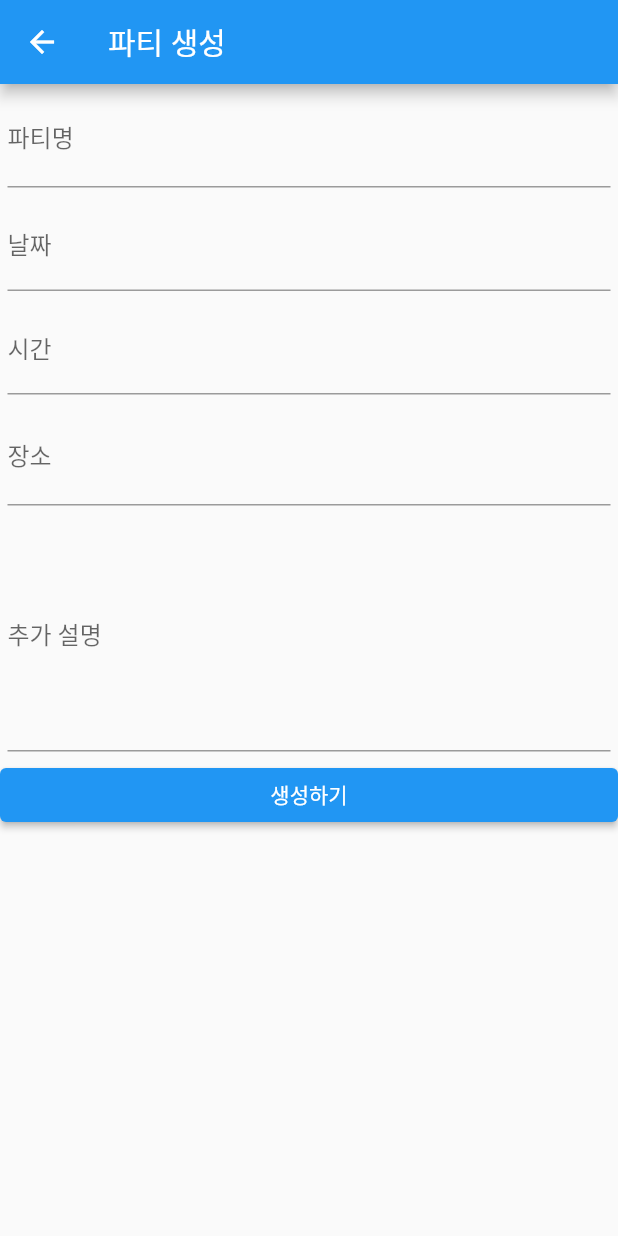
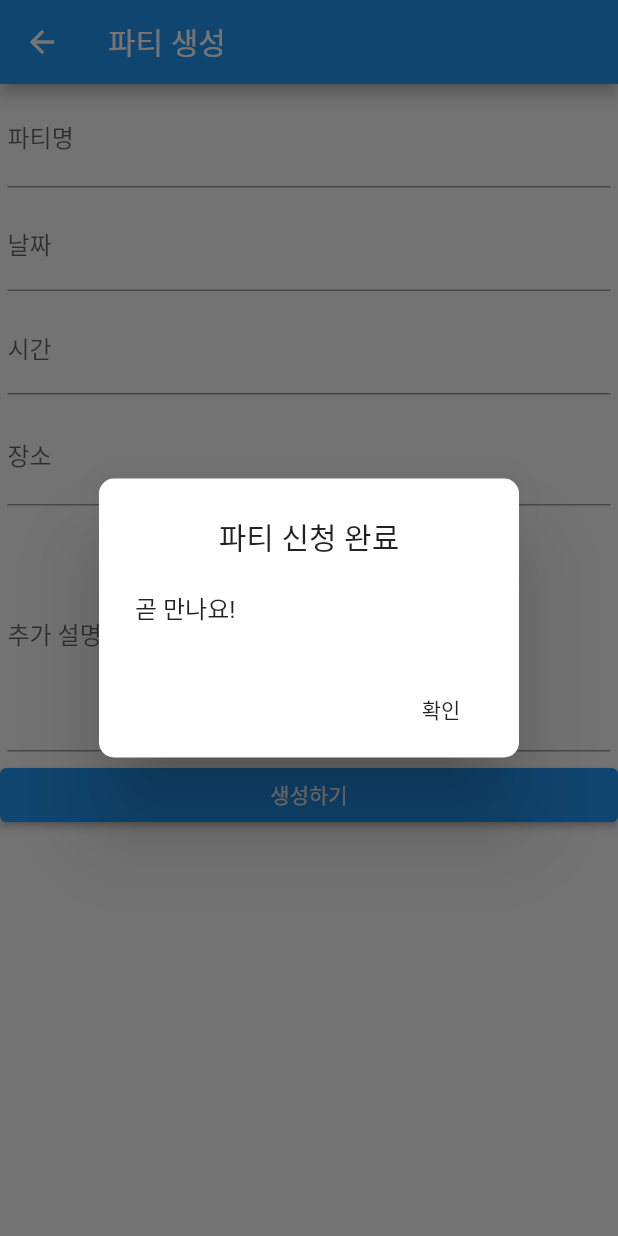
Before and after one commit to Dawon00/snack-party, a Flutter app: the AddPartyScreen screen opened directly, after a tap on "생성하기", on a phone screen of 412 x 824 dp. Run offline on Flutter 3.47's test engine with Material 2 defaults, Android fonts, the phone set to English and light mode, and no system bars; our stand-ins replace cloud_firestore, firebase_auth, firebase_core, flutter_form_builder; missing offline and left inert: dart:ffi; accounts and stored records are empty; network calls fail.

Commit message:
FEAT - 파티 생성하기 기능 구현

```diff
--- a/lib/model/party.dart
+++ b/lib/model/party.dart
@@ -1,3 +1,5 @@
+import 'dart:ffi';
+
 import 'package:cloud_firestore/cloud_firestore.dart';
 
 class Party {
@@ -7,28 +9,34 @@ class Party {
   final String info;
   //final String uid;
   final List partymember;
-  final DocumentReference reference;
 
-  Party(
-      {required this.partytitle,
-      //required this.datetime,
-      required this.place,
-      required this.info,
-      //required this.uid,
-      required this.partymember,
-      required this.reference});
+  Party({
+    required this.partytitle,
+    //required this.datetime,
+    required this.place,
+    required this.info,
+    //required this.uid,
+    required this.partymember,
+  });
 
-  Party.fromMap(Map<String, dynamic> map, {required this.reference})
-      : partytitle = map['partytitle'],
+  Party.fromMap(
+    Map<String, dynamic> map,
+  )   : partytitle = map['partytitle'],
         //datetime = DateTime.parse(map['datetime']),
         place = map['place'],
         info = map['info'],
         //uid = map['uid'],
         partymember = map['partymember'];
 
-  Party.fromSnapshot(DocumentSnapshot snapshot)
-      : this.fromMap(snapshot.data() as Map<String, dynamic>,
-            reference: snapshot.reference);
+  // Party.fromSnapshot(DocumentSnapshot snapshot)
+  //    : this.fromMap(snapshot.data() as Map<String, dynamic>,
+  //         reference: snapshot.reference);
+
+  Party fromJson(Map<String, dynamic> json) => Party(
+      partytitle: json['partytitle'],
+      place: json['place'],
+      info: json['age'],
+      partymember: json['partymember']);
 
   Map<String, dynamic> toJson() => {
         "partytitle": partytitle,
@@ -38,4 +46,7 @@ class Party {
         //"uid": uid,
         "partymember": partymember,
       };
+
+  @override
+  String toString() => "Party<$partytitle>";
 }
--- a/lib/screen/add_party_screen.dart
+++ b/lib/screen/add_party_screen.dart
@@ -1,6 +1,8 @@
+import 'package:cloud_firestore/cloud_firestore.dart';
 import 'package:flutter/cupertino.dart';
 import 'package:flutter/material.dart';
 import 'package:flutter_form_builder/flutter_form_builder.dart';
+import 'package:snackparty/model/party.dart';
 
 class AddPartyScreen extends StatefulWidget {
   const AddPartyScreen({Key? key}) : super(key: key);
@@ -10,8 +12,15 @@ class AddPartyScreen extends StatefulWidget {
 }
 
 class _AddPartyScreenState extends State<AddPartyScreen> {
+  final controllerPartyTitle = TextEditingController();
+  final controllerDate = TextEditingController();
+  final controllerTime = TextEditingController();
+  final controllerPlace = TextEditingController();
+  final controllerInfo = TextEditingController();
+
   @override
   Widget build(BuildContext context) {
+    CollectionReference party = FirebaseFirestore.instance.collection('party');
     return Scaffold(
       appBar: AppBar(
         title: Text('파티 생성'),
@@ -30,11 +39,13 @@ class _AddPartyScreenState extends State<AddPartyScreen> {
                         labelText: '파티명',
                         hintText: '파티명을 입력하세요',
                       ),
+                      controller: controllerPartyTitle,
                     ),
                     padding: EdgeInsets.all(5),
                   ),
                   Container(
                     child: FormBuilderDateTimePicker(
+                      controller: controllerDate,
                       name: '날짜',
                       inputType: InputType.date,
                       decoration: const InputDecoration(labelText: '날짜'),
@@ -43,6 +54,7 @@ class _AddPartyScreenState extends State<AddPartyScreen> {
                   ),
                   Container(
                     child: FormBuilderDateTimePicker(
+                      controller: controllerTime,
                       name: '시간',
                       inputType: InputType.time,
                       decoration: const InputDecoration(labelText: '시간'),
@@ -51,6 +63,7 @@ class _AddPartyScreenState extends State<AddPartyScreen> {
                   ),
                   Container(
                     child: TextFormField(
+                      controller: controllerPlace,
                       decoration: InputDecoration(
                         labelText: '장소',
                         hintText: '장소를 입력하세요',
@@ -60,6 +73,7 @@ class _AddPartyScreenState extends State<AddPartyScreen> {
                   ),
                   Container(
                     child: TextFormField(
+                      controller: controllerInfo,
                       minLines: 6,
                       keyboardType: TextInputType.multiline,
                       maxLines: null,
@@ -73,8 +87,53 @@ class _AddPartyScreenState extends State<AddPartyScreen> {
                   ),
                   SizedBox(
                     width: double.infinity,
-                    child:
-                        ElevatedButton(child: Text('생성하기'), onPressed: () {}),
+                    child: ElevatedButton(
+                        child: Text('생성하기'),
+                        onPressed: () {
+                          final party = Party(
+                            partytitle: controllerPartyTitle.text,
+                            place: controllerPlace.text,
+                            info: controllerInfo.text,
+                            partymember: [],
+                          );
+                          createParty(party);
+                          showDialog(
+                              barrierDismissible: false,
+                              context: context,
+                              builder: (BuildContext context) {
+                                return AlertDialog(
+                                  shape: RoundedRectangleBorder(
+                                      borderRadius:
+                                          BorderRadius.circular(10.0)),
+                                  //Dialog Main Title
+                                  title: Column(
+                                    children: <Widget>[
+                                      new Text("파티 신청 완료"),
+                                    ],
+                                  ),
+                                  //
+                                  content: Column(
+                                    mainAxisSize: MainAxisSize.min,
+                                    crossAxisAlignment:
+                                        CrossAxisAlignment.start,
+                                    children: <Widget>[
+                                      Text(
+                                        "곧 만나요!",
+                                      ),
+                                    ],
+                                  ),
+                                  actions: <Widget>[
+                                    new FlatButton(
+                                      child: new Text("확인"),
+                                      onPressed: () {
+                                        Navigator.pop(context);
+                                        Navigator.pop(context);
+                                      },
+                                    ),
+                                  ],
+                                );
+                              });
+                        }),
                   ),
                 ],
               ),
@@ -85,3 +144,9 @@ class _AddPartyScreenState extends State<AddPartyScreen> {
     );
   }
 }
+
+Future createParty(Party party) async {
+  final docParty = FirebaseFirestore.instance.collection('party').doc();
+  final json = party.toJson();
+  await docParty.set(json);
+}
--- a/lib/screen/home_screen.dart
+++ b/lib/screen/home_screen.dart
@@ -5,6 +5,8 @@ import 'package:snackparty/screen/party_screen.dart';
 import 'package:snackparty/widget/add_party_button.dart';
 import 'package:cloud_firestore/cloud_firestore.dart';
 import 'package:snackparty/model/party.dart';
+
+final firestore = FirebaseFirestore.instance;
 
 class HomeScreen extends StatefulWidget {
   const HomeScreen({Key? key}) : super(key: key);
@@ -15,28 +17,15 @@ class HomeScreen extends StatefulWidget {
 
 class _HomeScreenState extends State<HomeScreen> {
   var scroll = ScrollController();
-  FirebaseFirestore firestore = FirebaseFirestore.instance;
-  late Stream<QuerySnapshot> streamData;
 
   @override
   void initState() {
     // TODO: implement initState
     super.initState();
-    streamData = firestore.collection('party').snapshots();
   }
 
-  Widget _fetchData(BuildContext context) {
-    return StreamBuilder<QuerySnapshot>(
-      stream: FirebaseFirestore.instance.collection('party').snapshots(),
-      builder: (context, snapshot) {
-        if (!snapshot.hasData) return LinearProgressIndicator();
-        return _buildbody(context, snapshot.data!.docs);
-      },
-    );
-  }
-
-  Widget _buildbody(BuildContext context, List<DocumentSnapshot> snapshot) {
-    List<Party> parties = snapshot.map((d) => Party.fromSnapshot(d)).toList();
+  @override
+  Widget build(BuildContext context) {
     return Scaffold(
       appBar: AppBar(
         title: Text('파티 찾기'),
@@ -45,42 +34,47 @@ class _HomeScreenState extends State<HomeScreen> {
           IconButton(onPressed: () {}, icon: Icon(CupertinoIcons.bell_fill))
         ],
       ),
-      body: ListView.separated(
-          separatorBuilder: (c, i) => Divider(
-                height: 20.0,
-              ),
-          itemCount: parties.length,
-          controller: scroll,
+      body: StreamBuilder(
+        stream: firestore.collection('party').snapshots(),
+        builder: (BuildContext context,
+            AsyncSnapshot<QuerySnapshot<Map<String, dynamic>>> snapshot) {
+          if (snapshot.connectionState == ConnectionState.waiting) {
+            return Center(
+              child: CircularProgressIndicator(),
+            );
+          }
+          final docs = snapshot.data!.docs;
+          return ListView.builder(
+            itemCount: docs.length,
             itemBuilder: (context, index) {
               return GestureDetector(
                 child: Row(
-                mainAxisAlignment: MainAxisAlignment.start,
                   children: [
-                  Column(
-                    crossAxisAlignment: CrossAxisAlignment.start,
+                    Container(
+                        padding: EdgeInsets.all(8),
+                        child: Column(
                           children: [
-                      Padding(padding: EdgeInsets.all(5)),
-                      Text(parties[index].partytitle + '( 신청 인원 / 가능 인원 )'),
-                      Text('시간 / ' + parties[index].place),
+                            Text(docs[index]['partytitle'] + '(신청 인원 / 가능 인원)'),
+                            Text('00 : 00 ' + docs[index]['place']),
                           ],
-                  ),
+                        ))
                   ],
                 ),
                 onTap: () {
                   Navigator.push(
                     context,
                     CupertinoPageRoute(
-                        builder: (context) =>
-                            PartyScreen(party: parties[index])));
+                        builder: (context) => PartyScreen(
+                              party: Party.fromMap(docs[index].data()),
+                            )),
+                  );
                 },
               );
-          }),
+            },
+          );
+        },
+      ),
       floatingActionButton: AddPartyButton(),
     );
   }
-
-  @override
-  Widget build(BuildContext context) {
-    return _fetchData(context);
 }
-}
```
Also changed, not shown: lib/widget/complete_dialog.dart (+37 -0 lines). Lines whose indentation alone changed are shown as unchanged.
